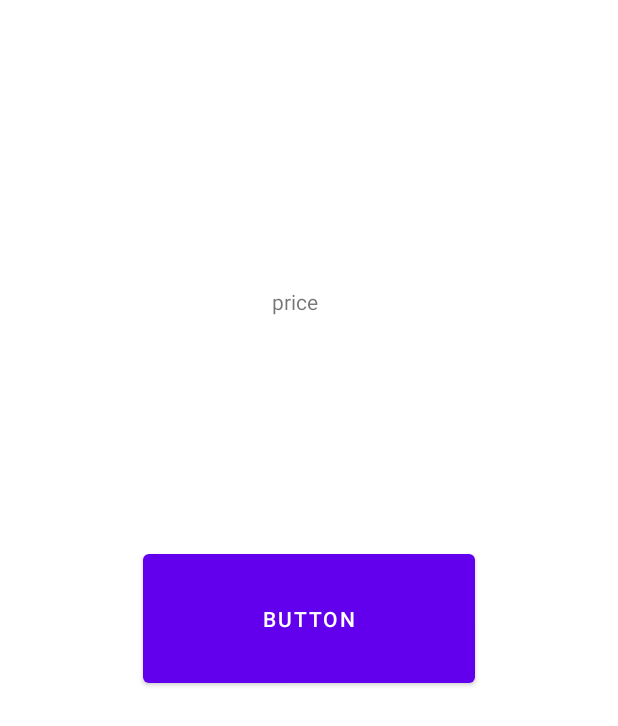
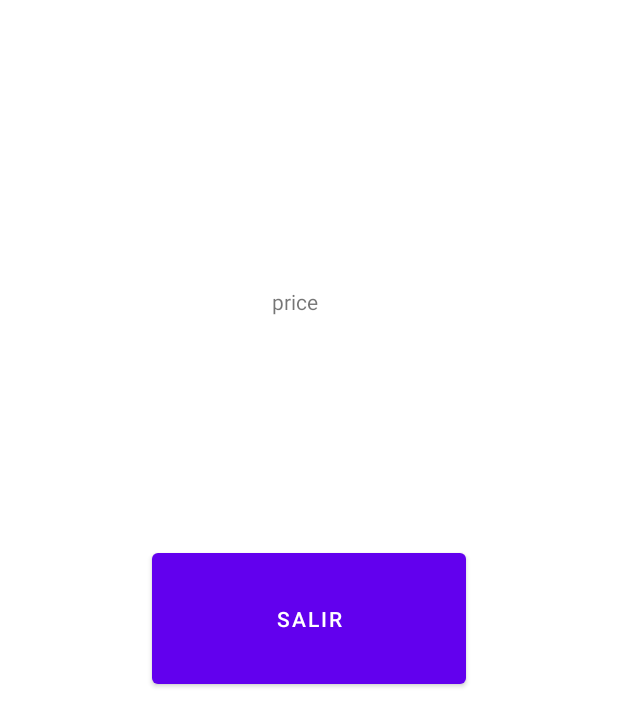
Before and after one commit to JoseMariaRuiz193/SAJA, an Android app: the layout main.xml on its own in the app's theme, with its tools: preview values and no code run, on a phone screen of 412 x 824 dp. Shown: the top 726 px of the screen. Run offline under Robolectric (Android 15) with nearby library versions, the phone set to English and light mode, and no system bars.

Commit message:
actualizado boton salir en la pantalla MAIN

```diff
--- a/app/src/main/res/layout/main.xml
+++ b/app/src/main/res/layout/main.xml
@@ -8,9 +8,10 @@
 
     <Button
         android:id="@+id/button6"
-        android:layout_width="221dp"
-        android:layout_height="98dp"
-        android:text="Button"
+        android:layout_width="209dp"
+        android:layout_height="99dp"
+        android:onClick="onClickInicio"
+        android:text="SALIR"
         app:layout_constraintBottom_toBottomOf="parent"
         app:layout_constraintEnd_toEndOf="parent"
         app:layout_constraintStart_toStartOf="parent"
@@ -25,4 +26,5 @@
         android:text="price"
         app:layout_constraintStart_toStartOf="parent"
         app:layout_constraintTop_toTopOf="parent" />
+
 </androidx.constraintlayout.widget.ConstraintLayout>
--- a/app/src/main/res/layout/registro.xml
+++ b/app/src/main/res/layout/registro.xml
@@ -28,9 +28,9 @@
         android:layout_height="wrap_content"
         android:layout_marginTop="84dp"
         android:ems="10"
+        android:hint="Nombre"
         android:inputType="textPersonName"
         android:minHeight="48dp"
-        android:text="Username"
         android:textAlignment="center"
         app:layout_constraintEnd_toEndOf="parent"
         app:layout_constraintHorizontal_bias="0.502"
```
Also changed, not shown: app/src/main/java/com/example/saja/MainActivity.kt (+10 -0 lines).
